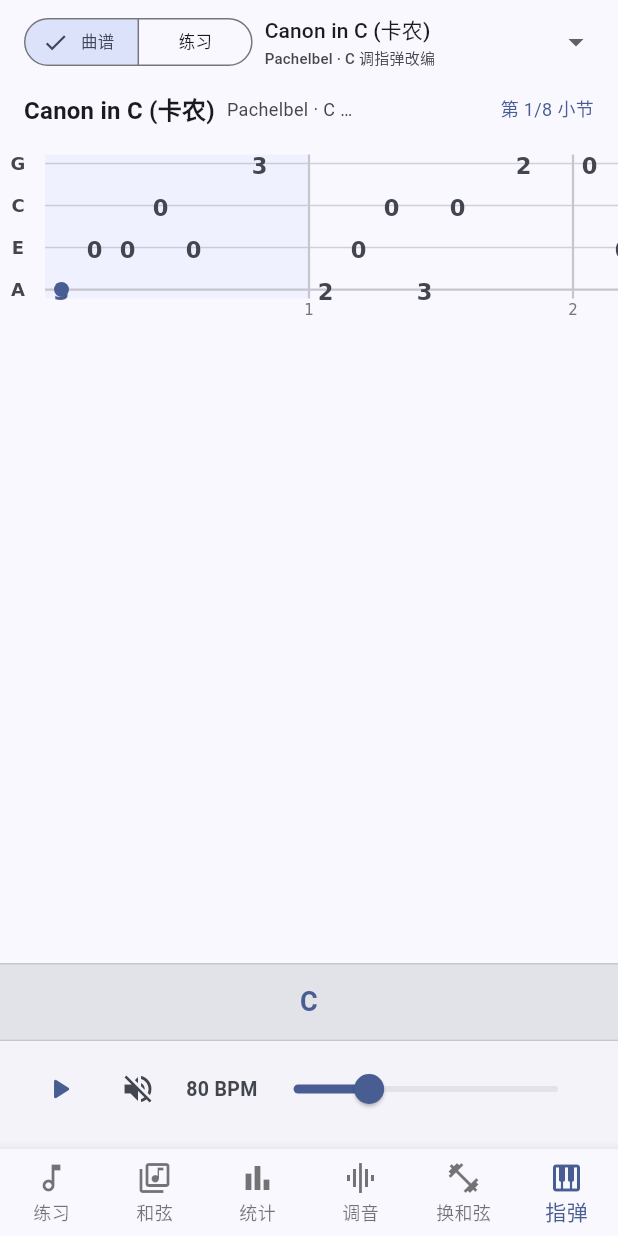
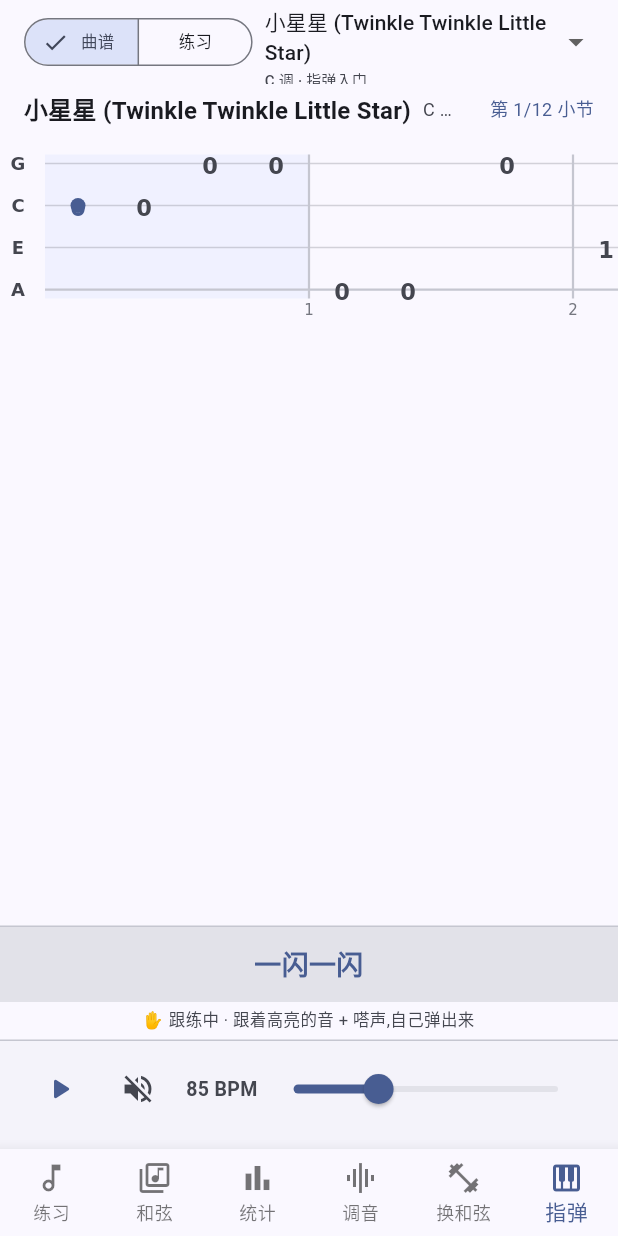
Before and after one commit to yyd841122/ukulele-demo, a Flutter app: the screen it shows after launch, item 6 of the bottom bar chosen, after a tap on the "graphic eq" icon, on a phone screen of 412 x 824 dp. Run offline on Flutter 3.47's test engine with Material 3 defaults, Android fonts, the phone set to English and light mode, and no system bars; our stand-ins replace flutter_local_notifications, permission_handler, share_plus, shared_preferences, timezone, wakelock_plus; missing offline and left inert: flutter_soloud, record.

Commit message:
F组:指弹加入门儿歌跟练+修练习栏斑马纹(小星星前置/加两只老虎·欢乐颂/曲谱模式节拍器跟练+示范音开关tip/调速行图标shrinkWrap+扫弦FittedBox+新增溢出回归测试,analyze 0/test 137含1预存挂)

```diff
--- a/flutter_app/lib/models.dart
+++ b/flutter_app/lib/models.dart
@@ -1312,7 +1312,131 @@ FingerpickSlot fpr({int t = 1}) => FingerpickSlot.rest(duration: t);
 // 弦下标:0=G,1=C,2=E,3=A。时值:1=16分,2=8分,4=4分。空弦=0。
 
 final builtinFingerpickSongs = <FingerpickSong>[
-  // ═══ 1. Canon in C (卡农 C 调简化版) ═══
+  // ═══ 入门儿歌(第79步):从简到难,旋律简单、适合指弹跟练 ═══
+  // C 调唱名指法(全儿歌通用):do=C弦空(1,0) re=C弦2品(1,2) mi=E弦空(2,0)
+  //                        fa=E弦1品(2,1) sol=G弦空(0,0) la=A弦空(3,0)。
+  // 每小节 4 拍 = 16 个 16 分 tick;四分音符 duration=4,二分音符 duration=8。
+
+  // ═══ 1. 小星星 (Twinkle Twinkle Little Star) ═══
+  // 旋律:CC GG | AA G- | FF EE | DD C- | GG FF | EE D- | GG FF | EE D- | CC GG | AA G- | FF EE | DD C-
+  FingerpickSong(
+    title: '小星星 (Twinkle Twinkle Little Star)',
+    subtitle: 'C 调 · 指弹入门',
+    tempo: 85,
+    bars: [
+      FingerpickBar(lyric: '一闪一闪', slots: [ // C C G G
+        fp(1,0,t:4), fp(1,0,t:4), fp(0,0,t:4), fp(0,0,t:4),
+      ]),
+      FingerpickBar(lyric: '亮晶晶', slots: [ // A A G-(二分)
+        fp(3,0,t:4), fp(3,0,t:4), fp(0,0,t:8),
+      ]),
+      FingerpickBar(lyric: '满天都是', slots: [ // F F E E
+        fp(2,1,t:4), fp(2,1,t:4), fp(2,0,t:4), fp(2,0,t:4),
+      ]),
+      FingerpickBar(lyric: '小星星', slots: [ // D D C-(二分)
+        fp(1,2,t:4), fp(1,2,t:4), fp(1,0,t:8),
+      ]),
+      FingerpickBar(lyric: '挂在天上', slots: [ // G G F F
+        fp(0,0,t:4), fp(0,0,t:4), fp(2,1,t:4), fp(2,1,t:4),
+      ]),
+      FingerpickBar(lyric: '放光明', slots: [ // E E D-(二分)
+        fp(2,0,t:4), fp(2,0,t:4), fp(1,2,t:8),
+      ]),
+      FingerpickBar(lyric: '好像许多', slots: [ // G G F F
+        fp(0,0,t:4), fp(0,0,t:4), fp(2,1,t:4), fp(2,1,t:4),
+      ]),
+      FingerpickBar(lyric: '小眼睛', slots: [ // E E D-(二分)
+        fp(2,0,t:4), fp(2,0,t:4), fp(1,2,t:8),
+      ]),
+      FingerpickBar(lyric: '一闪一闪', slots: [ // C C G G
+        fp(1,0,t:4), fp(1,0,t:4), fp(0,0,t:4), fp(0,0,t:4),
+      ]),
+      FingerpickBar(lyric: '亮晶晶', slots: [ // A A G-(二分)
+        fp(3,0,t:4), fp(3,0,t:4), fp(0,0,t:8),
+      ]),
+      FingerpickBar(lyric: '满天都是', slots: [ // F F E E
+        fp(2,1,t:4), fp(2,1,t:4), fp(2,0,t:4), fp(2,0,t:4),
+      ]),
+      FingerpickBar(lyric: '小星星', slots: [ // D D C-(二分)
+        fp(1,2,t:4), fp(1,2,t:4), fp(1,0,t:8),
+      ]),
+    ],
+  ),
+
+  // ═══ 2. 两只老虎 (Frère Jacques) ═══
+  // 经典轮唱曲,旋律重复、级进,指弹入门。
+  // 旋律:mi re do mi | mi re do mi | mi fa sol— | mi fa sol— |
+  //      sol la sol fa mi re do | sol la sol fa mi re do | sol mi do— | sol mi do—
+  FingerpickSong(
+    title: '两只老虎 (Frère Jacques)',
+    subtitle: 'C 调 · 指弹入门',
+    tempo: 90,
+    bars: [
+      FingerpickBar(lyric: '两只老虎', slots: [ // mi re do mi
+        fp(2,0,t:4), fp(1,2,t:4), fp(1,0,t:4), fp(2,0,t:4),
+      ]),
+      FingerpickBar(lyric: '两只老虎', slots: [ // mi re do mi
+        fp(2,0,t:4), fp(1,2,t:4), fp(1,0,t:4), fp(2,0,t:4),
+      ]),
+      FingerpickBar(lyric: '跑得快', slots: [ // mi fa sol(二分)
+        fp(2,0,t:4), fp(2,1,t:4), fp(0,0,t:8),
+      ]),
+      FingerpickBar(lyric: '跑得快', slots: [ // mi fa sol(二分)
+        fp(2,0,t:4), fp(2,1,t:4), fp(0,0,t:8),
+      ]),
+      FingerpickBar(lyric: '一只没有耳朵', slots: [ // sol la sol fa mi re do(前6个8分 + do四分)
+        fp(0,0,t:2), fp(3,0,t:2), fp(0,0,t:2), fp(2,1,t:2), fp(2,0,t:2), fp(1,2,t:2), fp(1,0,t:4),
+      ]),
+      FingerpickBar(lyric: '一只没有尾巴', slots: [ // sol la sol fa mi re do
+        fp(0,0,t:2), fp(3,0,t:2), fp(0,0,t:2), fp(2,1,t:2), fp(2,0,t:2), fp(1,2,t:2), fp(1,0,t:4),
+      ]),
+      FingerpickBar(lyric: '真奇怪', slots: [ // sol mi do(二分)
+        fp(0,0,t:4), fp(2,0,t:4), fp(1,0,t:8),
+      ]),
+      FingerpickBar(lyric: '真奇怪', slots: [ // sol mi do(二分)
+        fp(0,0,t:4), fp(2,0,t:4), fp(1,0,t:8),
+      ]),
+    ],
+  ),
+
+  // ═══ 3. 欢乐颂 (Ode to Joy) ═══
+  // 贝多芬《第九交响曲》主题,旋律稳、全级进,指弹入门经典。
+  // 旋律:mi mi fa sol | sol fa mi re | do do re mi | mi re re— |
+  //      mi mi fa sol | sol fa mi re | do do re mi | re do do—
+  FingerpickSong(
+    title: '欢乐颂 (Ode to Joy)',
+    subtitle: '贝多芬 · C 调指弹',
+    tempo: 95,
+    bars: [
+      FingerpickBar(lyric: '欢乐女神', slots: [ // mi mi fa sol
+        fp(2,0,t:4), fp(2,0,t:4), fp(2,1,t:4), fp(0,0,t:4),
+      ]),
+      FingerpickBar(lyric: '圣洁美丽', slots: [ // sol fa mi re
+        fp(0,0,t:4), fp(2,1,t:4), fp(2,0,t:4), fp(1,2,t:4),
+      ]),
+      FingerpickBar(lyric: '灿烂光芒', slots: [ // do do re mi
+        fp(1,0,t:4), fp(1,0,t:4), fp(1,2,t:4), fp(2,0,t:4),
+      ]),
+      FingerpickBar(lyric: '照大地', slots: [ // mi re re(二分)
+        fp(2,0,t:4), fp(1,2,t:4), fp(1,2,t:8),
+      ]),
+      FingerpickBar(lyric: '我们心中', slots: [ // mi mi fa sol
+        fp(2,0,t:4), fp(2,0,t:4), fp(2,1,t:4), fp(0,0,t:4),
+      ]),
+      FingerpickBar(lyric: '充满热情', slots: [ // sol fa mi re
+        fp(0,0,t:4), fp(2,1,t:4), fp(2,0,t:4), fp(1,2,t:4),
+      ]),
+      FingerpickBar(lyric: '来到你的', slots: [ // do do re mi
+        fp(1,0,t:4), fp(1,0,t:4), fp(1,2,t:4), fp(2,0,t:4),
+      ]),
+      FingerpickBar(lyric: '圣殿里', slots: [ // re do do(二分)
+        fp(1,2,t:4), fp(1,0,t:4), fp(1,0,t:8),
+      ]),
+    ],
+  ),
+
+  // ═══ 经典指弹曲(原 3 首,稍难) ═══
+  // ═══ Canon in C (卡农 C 调简化版) ═══
   // 基于经典和声进行:C—G—Am—Em—F—C—F—G,旋律在 A/E 弦上、低音在 G/C 弦伴奏。
   // tempo 80, 4/4 拍,每小节 8 个 8 分音符槽(= 8×dur=2)。
   FingerpickSong(
@@ -1462,53 +1586,4 @@ final builtinFingerpickSongs = <FingerpickSong>[
       ]),
     ],
   ),
-
-  // ═══ 4. 小星星 (Twinkle Twinkle Little Star) ═══
-  // C 调,4/4 拍。每小节 4 拍 = 16 个 16 分 tick。四分音符 duration=4,二分音符 duration=8。
-  // 指法:do=C弦空(1,0) re=C弦2品(1,2) mi=E弦空(2,0) fa=E弦1品(2,1)
-  //      sol=G弦空(0,0) la=A弦空(3,0)
-  // 旋律:CC GG | AA G- | FF EE | DD C- | GG FF | EE D- | GG FF | EE D- | CC GG | AA G- | FF EE | DD C-
-  FingerpickSong(
-    title: '小星星 (Twinkle Twinkle Little Star)',
-    subtitle: 'C 调 · 指弹入门',
-    tempo: 85,
-    bars: [
-      FingerpickBar(lyric: '一闪一闪', slots: [ // C C G G
-        fp(1,0,t:4), fp(1,0,t:4), fp(0,0,t:4), fp(0,0,t:4),
-      ]),
-      FingerpickBar(lyric: '亮晶晶', slots: [ // A A G-(二分)
-        fp(3,0,t:4), fp(3,0,t:4), fp(0,0,t:8),
-      ]),
-      FingerpickBar(lyric: '满天都是', slots: [ // F F E E
-        fp(2,1,t:4), fp(2,1,t:4), fp(2,0,t:4), fp(2,0,t:4),
-      ]),
-      FingerpickBar(lyric: '小星星', slots: [ // D D C-(二分)
-        fp(1,2,t:4), fp(1,2,t:4), fp(1,0,t:8),
-      ]),
-      FingerpickBar(lyric: '挂在天上', slots: [ // G G F F
-        fp(0,0,t:4), fp(0,0,t:4), fp(2,1,t:4), fp(2,1,t:4),
-      ]),
-      FingerpickBar(lyric: '放光明', slots: [ // E E D-(二分)
-        fp(2,0,t:4), fp(2,0,t:4), fp(1,2,t:8),
-      ]),
-      FingerpickBar(lyric: '好像许多', slots: [ // G G F F
-        fp(0,0,t:4), fp(0,0,t:4), fp(2,1,t:4), fp(2,1,t:4),
-      ]),
-      FingerpickBar(lyric: '小眼睛', slots: [ // E E D-(二分)
-        fp(2,0,t:4), fp(2,0,t:4), fp(1,2,t:8),
-      ]),
-      FingerpickBar(lyric: '一闪一闪', slots: [ // C C G G
-        fp(1,0,t:4), fp(1,0,t:4), fp(0,0,t:4), fp(0,0,t:4),
-      ]),
-      FingerpickBar(lyric: '亮晶晶', slots: [ // A A G-(二分)
-        fp(3,0,t:4), fp(3,0,t:4), fp(0,0,t:8),
-      ]),
-      FingerpickBar(lyric: '满天都是', slots: [ // F F E E
-        fp(2,1,t:4), fp(2,1,t:4), fp(2,0,t:4), fp(2,0,t:4),
-      ]),
-      FingerpickBar(lyric: '小星星', slots: [ // D D C-(二分)
-        fp(1,2,t:4), fp(1,2,t:4), fp(1,0,t:8),
-      ]),
-    ],
-  ),
 ];
--- a/flutter_app/lib/screens/fingerpick_screen.dart
+++ b/flutter_app/lib/screens/fingerpick_screen.dart
@@ -48,6 +48,7 @@ class FingerpickScreenState extends State<FingerpickScreen> {
   List<FingerpickSlot> _flatSlots = []; // 拍扁的所有音
   int _globalSlot = 0;           // 当前第几个音(在 _flatSlots 里)
   int _ticksHeld = 0;            // 当前音已持续多少个 16 分 tick
+  int _scorePlayTicks = 0;       // 曲谱模式正式播放起算的绝对 16 分 tick(给跟练节拍器每拍嗒一声用)
   List<int> _barStarts = [];     // 每小节起始 slot 下标(画小节线)
   List<int> _barOfSlot = [];     // 每个 slot 属于第几小节
 
@@ -133,6 +134,7 @@ class FingerpickScreenState extends State<FingerpickScreen> {
   void _resetPlayPos() {
     _globalSlot = 0;
     _ticksHeld = 0;
+    _scorePlayTicks = 0;
     _slot = 0;
     _idx = 0;
     _inCountIn = false;
@@ -202,17 +204,25 @@ class FingerpickScreenState extends State<FingerpickScreen> {
       return;
     }
 
-    // 预备拍刚结束:这一 tick 是整曲第 1 拍的强位,播 slot0。
+    // 预备拍刚结束:这一 tick 是整曲第 1 拍的强位,播 slot0 + 重音嗒(给跟练一个明确的"起")。
     if (_pendingStart) {
       _pendingStart = false;
       _globalSlot = 0;
       _ticksHeld = 0;
+      _scorePlayTicks = 0;
       _playSlot(0);
+      widget.audio.playClick(accent: true); // 整曲第 1 拍重音
       return;
     }
 
     // 正式:_ticksHeld 累积。达到当前音的 duration 才推进到下一个音。
     _ticksHeld++;
+    _scorePlayTicks++;
+    // 跟练节拍器(第79步):每 4 个 16 分 tick(=1 拍)嗒一声,每 16 个(=1 小节)打重音。
+    // 绑【绝对 tick】、不绑音符时值——节拍器始终稳,正好给"跟练"打拍(关掉示范音就只剩它 + 高亮)。
+    if (_scorePlayTicks % 4 == 0) {
+      widget.audio.playClick(accent: _scorePlayTicks % 16 == 0);
+    }
     final cur = _flatSlots[_globalSlot];
     final dur = cur.duration <= 0 ? 1 : cur.duration;
     if (_ticksHeld >= dur) {
@@ -398,6 +408,17 @@ class FingerpickScreenState extends State<FingerpickScreen> {
             : Text(currentLyric ?? '♪', textAlign: TextAlign.center,
                 style: TextStyle(fontSize: 18, color: cs.primary, fontWeight: FontWeight.w600)),
       ),
+      // 跟练/听曲谱 提示(第79步):让"关掉示范音就能自己弹"一眼看到。
+      Padding(
+        padding: const EdgeInsets.symmetric(horizontal: 16, vertical: 4),
+        child: Text(
+          _soundOn
+              ? '💡 听曲谱中 · 关掉「示范音」就能跟练(节拍器打拍,自己跟着高亮弹)'
+              : '✋ 跟练中 · 跟着高亮的音 + 嗒声,自己弹出来',
+          textAlign: TextAlign.center,
+          style: TextStyle(fontSize: 11, color: cs.onSurfaceVariant),
+        ),
+      ),
       _buildControlBar(cs),
     ]);
   }
@@ -456,7 +477,7 @@ class FingerpickScreenState extends State<FingerpickScreen> {
         const SizedBox(width: 4),
         IconButton(
           onPressed: () => setState(() => _soundOn = !_soundOn),
-          tooltip: _soundOn ? '指弹声:开' : '指弹声:关',
+          tooltip: _soundOn ? '示范音:开(听曲谱)' : '示范音:关(跟练 · 节拍器打拍,自己弹)',
           padding: EdgeInsets.zero,
           constraints: const BoxConstraints(minWidth: 36, minHeight: 36),
           icon: Icon(_soundOn ? Icons.graphic_eq : Icons.volume_off),
--- a/flutter_app/lib/widgets/practice_bar.dart
+++ b/flutter_app/lib/widgets/practice_bar.dart
@@ -162,7 +162,10 @@ class PracticeBar extends StatelessWidget {
               ],
             )
           else
-            Row(
+            FittedBox(
+              // 第79步:窄屏/大字体下 8 个↓↑符号放不下会溢出(斑马纹)。scaleDown 只缩不放,正常屏不变。
+              fit: BoxFit.scaleDown,
+              child: Row(
                 mainAxisAlignment: MainAxisAlignment.center,
                 children: [
                   for (var i = 0; i < strumGrid.length; i++) ...[
@@ -176,6 +179,7 @@ class PracticeBar extends StatelessWidget {
                       ),
                   ],
                 ],
+              ),
             ),
           const SizedBox(height: 4),
           Text(
@@ -197,6 +201,7 @@ class PracticeBar extends StatelessWidget {
                 style: IconButton.styleFrom(
                   foregroundColor: cs.primary,
                   disabledForegroundColor: cs.onSurfaceVariant.withValues(alpha: 0.4),
+                  tapTargetSize: MaterialTapTargetSize.shrinkWrap,
                 ),
               ),
               const SizedBox(width: 4),
@@ -206,7 +211,7 @@ class PracticeBar extends StatelessWidget {
                 padding: EdgeInsets.zero,
                 constraints: const BoxConstraints(minWidth: 36, minHeight: 36),
                 icon: Icon(strumSoundOn ? Icons.graphic_eq : Icons.volume_off),
-                style: IconButton.styleFrom(foregroundColor: strumSoundOn ? cs.primary : cs.onSurfaceVariant),
+                style: IconButton.styleFrom(foregroundColor: strumSoundOn ? cs.primary : cs.onSurfaceVariant, tapTargetSize: MaterialTapTargetSize.shrinkWrap),
               ),
               const SizedBox(width: 4),
               IconButton(
@@ -215,7 +220,7 @@ class PracticeBar extends StatelessWidget {
                 padding: EdgeInsets.zero,
                 constraints: const BoxConstraints(minWidth: 36, minHeight: 36),
                 icon: const Icon(Icons.trending_up_rounded),
-                style: IconButton.styleFrom(foregroundColor: rampOn ? cs.primary : cs.onSurfaceVariant),
+                style: IconButton.styleFrom(foregroundColor: rampOn ? cs.primary : cs.onSurfaceVariant, tapTargetSize: MaterialTapTargetSize.shrinkWrap),
               ),
               const SizedBox(width: 4),
               IconButton(
@@ -224,7 +229,7 @@ class PracticeBar extends StatelessWidget {
                 padding: EdgeInsets.zero,
                 constraints: const BoxConstraints(minWidth: 36, minHeight: 36),
                 icon: const Icon(Icons.speaker, size: 20),
-                style: IconButton.styleFrom(foregroundColor: metronomeSound != 'click' ? cs.primary : cs.onSurfaceVariant),
+                style: IconButton.styleFrom(foregroundColor: metronomeSound != 'click' ? cs.primary : cs.onSurfaceVariant, tapTargetSize: MaterialTapTargetSize.shrinkWrap),
               ),
               const SizedBox(width: 4),
               IconButton(
@@ -233,10 +238,9 @@ class PracticeBar extends StatelessWidget {
                 padding: EdgeInsets.zero,
                 constraints: const BoxConstraints(minWidth: 36, minHeight: 36),
                 icon: Icon(fullscreen ? Icons.fullscreen_exit : Icons.fullscreen, size: 20),
-                style: IconButton.styleFrom(foregroundColor: fullscreen ? cs.primary : cs.onSurfaceVariant),
+                style: IconButton.styleFrom(foregroundColor: fullscreen ? cs.primary : cs.onSurfaceVariant, tapTargetSize: MaterialTapTargetSize.shrinkWrap),
               ),
-              const SizedBox(width: 4),
-              Text('调速', style: TextStyle(fontSize: 12, color: cs.onSurfaceVariant)),
+              const SizedBox(width: 8),
               Expanded(
                 child: Slider(
                   value: tempo.clamp(minTempo, maxTempo).toDouble(),
@@ -247,10 +251,14 @@ class PracticeBar extends StatelessWidget {
                   onChanged: (v) => onTempoChanged(v.round()),
                 ),
               ),
+              // 第79步:宽度收紧 + FittedBox 兜底,防大字体下「180 BPM」撑爆这格出斑马纹。
               SizedBox(
-                width: 60,
+                width: 56,
+                child: FittedBox(
+                  fit: BoxFit.scaleDown,
                   child: Text('$tempo BPM', textAlign: TextAlign.center,
                       style: TextStyle(fontSize: 13, fontWeight: FontWeight.w600, color: cs.onSurfaceVariant)),
+                ),
               ),
             ],
           ),
```
Also changed, not shown: 1 other file. Lines whose indentation alone changed are shown as unchanged.
